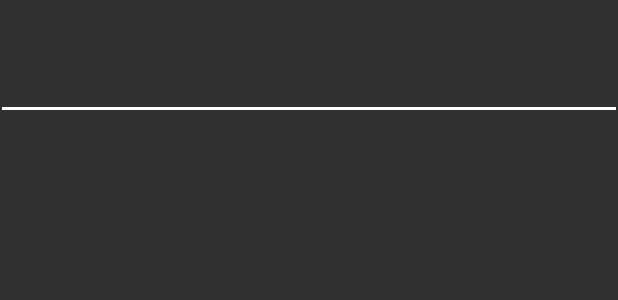
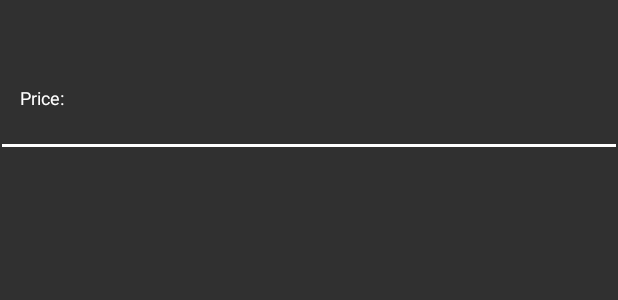
Before and after one commit to simra1311/Appathon, an Android app: the layout row_layout.xml on its own in the app's theme, with its tools: preview values and no code run, on a phone screen of 412 x 824 dp. Shown: the top 300 px of the screen. Run offline under Robolectric (Android 15) with nearby library versions, the phone set to English and light mode, and no system bars; network calls fail.

Commit message:
UI improvements

```diff
--- a/app/src/main/AndroidManifest.xml
+++ b/app/src/main/AndroidManifest.xml
@@ -51,7 +51,7 @@
         <activity android:name=".activities.Signup"
             android:label="Sign Up" android:parentActivityName=".activities.Login" android:theme="@style/AppTheme"/>
 
-        <activity android:name=".activities.Email" android:theme="@style/AppTheme"
+        <activity android:name=".activities.Email" android:theme="@style/mainActivity"
             android:label="Email" android:parentActivityName=".activities.DealersInfo">
 
         </activity>
--- a/app/src/main/java/com/example/android/mykaarma/ClassObjects/Dealer.java
+++ b/app/src/main/java/com/example/android/mykaarma/ClassObjects/Dealer.java
@@ -14,14 +14,16 @@ import java.util.Locale;
 
 public class Dealer implements Serializable{
     public  String ID;
-    public  String address,email,dealeruserID;
+    public  String address,email,dealeruserID,priceInINR,rating;
     public static LatLng latLng;
 
-    public Dealer(String ID, String email, String dealeruserID, LatLng latLng) {
+    public Dealer(String ID, String email, String dealeruserID,String priceInINR,String rating, LatLng latLng) {
         this.ID = ID;
         this.email = email;
         Dealer.latLng = latLng;
         this.dealeruserID = dealeruserID;
+        this.priceInINR = priceInINR;
+        this.rating = rating;
     }
 
 //    public Dealer(int id){
--- a/app/src/main/java/com/example/android/mykaarma/activities/Email.java
+++ b/app/src/main/java/com/example/android/mykaarma/activities/Email.java
@@ -19,6 +19,7 @@ import android.widget.ImageButton;
 import android.widget.Spinner;
 import android.widget.TextView;
 import android.widget.Toast;
+import android.widget.Toolbar;
 
 import com.example.android.mykaarma.ClassObjects.Dealer;
 import com.example.android.mykaarma.R;
@@ -74,6 +75,8 @@ public class Email extends AppCompatActivity {
         this.message = (EditText) findViewById(R.id.message);
         this.subject = (EditText) findViewById(R.id.subject);
         this.receiverEmail = (TextView) findViewById(R.id.receiverEmail);
+        Toolbar toolbar = findViewById(R.id.toolbar);
+        setActionBar(toolbar);
 
         mProgress = new ProgressDialog(Email.this);
         mProgress.setMessage("Please wait...");
--- a/app/src/main/res/layout/activity_dealers_info.xml
+++ b/app/src/main/res/layout/activity_dealers_info.xml
@@ -10,12 +10,12 @@
     android:theme="@style/AppTheme"
     android:background="@android:color/white">
 
-    <android.support.v7.widget.Toolbar
+    <Toolbar
         android:layout_width="match_parent"
         android:layout_height="wrap_content"
         android:id="@+id/toolbar"
         android:padding="5dp">
-    </android.support.v7.widget.Toolbar>
+    </Toolbar>
 
     <android.support.v7.widget.CardView
         xmlns:card_view="http://schemas.android.com/apk/res-auto"
--- a/app/src/main/res/layout/row_layout.xml
+++ b/app/src/main/res/layout/row_layout.xml
@@ -6,13 +6,52 @@
     android:orientation="vertical"
     android:padding="1dp">
 
-    <TextView
-        android:id="@+id/name"
+    <LinearLayout
         android:layout_width="match_parent"
         android:layout_height="wrap_content"
-        android:padding="16dp"
-        android:textColor="@color/colorAccent"
-        android:textSize="15dp" />
+        android:orientation="horizontal">
+        <TextView
+            android:id="@+id/name"
+            android:layout_width="0dp"
+            android:layout_weight="3"
+            android:layout_height="wrap_content"
+            android:padding="16dp"
+            android:textColor="@color/colorAccent"
+            android:textSize="15dp" />
+
+        <TextView
+            android:layout_width="0dp"
+            android:layout_weight="1"
+            android:layout_height="wrap_content"
+            android:id="@+id/rating"
+            android:textColor="@android:color/white"
+            android:textSize="15dp"/>
+
+    </LinearLayout>
+
+    <LinearLayout
+        android:layout_width="match_parent"
+        android:layout_height="wrap_content"
+        android:paddingLeft="10dp">
+
+        <TextView
+            android:layout_width="wrap_content"
+            android:text="Price: "
+            android:textColor="@android:color/white"
+            android:textSize="12dp"
+            android:padding="2dp"
+            android:paddingLeft="16dp"
+            android:layout_height="wrap_content" />
+
+        <TextView
+            android:layout_width="wrap_content"
+            android:layout_height="wrap_content"
+            android:id="@+id/price"
+            android:textColor="@android:color/white"
+            android:layout_margin="2dp"
+            android:textSize="12dp"
+            android:padding="2dp"/>
+    </LinearLayout>
 
     <TextView
         android:id="@+id/address"
--- a/app/src/main/res/values/styles.xml
+++ b/app/src/main/res/values/styles.xml
@@ -6,18 +6,17 @@
         <item name="colorAccent">@android:color/white</item>
         <item name="colorPrimary">@android:color/background_dark</item>
         <item name="colorPrimaryDark">@android:color/black</item>
+        <item name="windowActionBar">true</item>
+
     </style>
-
-    <!--<style name="mainActivity" parent="Theme.AppCompat">-->
-        <!--<item name="colorAccent">@color/purple_light</item>-->
-        <!--<item name="colorPrimary">@color/purple</item>-->
-        <!--<item name="colorPrimaryDark">@color/purple_dark</item>-->
-    <!--</style>-->
 
     <style name="mainActivity" parent="Theme.AppCompat.NoActionBar">
         <item name="colorAccent">@android:color/white</item>
         <item name="colorPrimary">@android:color/background_dark</item>
         <item name="colorPrimaryDark">@android:color/black</item>
+        <item name="windowNoTitle">true</item>
+        <item name="windowActionBar">false</item>
+
     </style>
 
 </resources>
```
Also changed, not shown: app/src/main/java/com/example/android/mykaarma/activities/DealersInfo.java (+3 -12 lines), app/src/main/java/com/example/android/mykaarma/activities/MapsActivity.java (+26 -45 lines), app/src/main/java/com/example/android/mykaarma/adapters/ListAdapter.java (+8 -31 lines), app/src/main/res/layout/activity_email.xml (+8 -1 lines).
